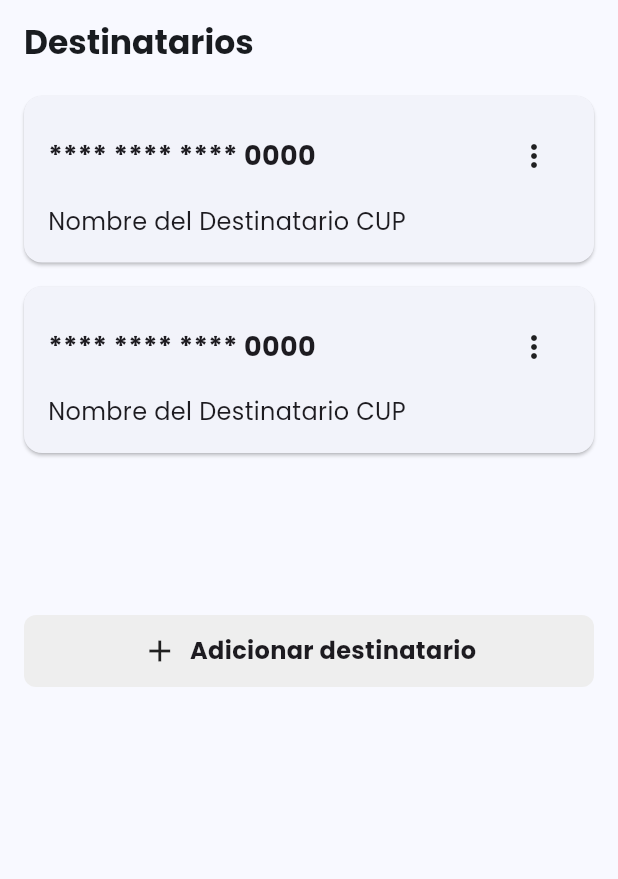
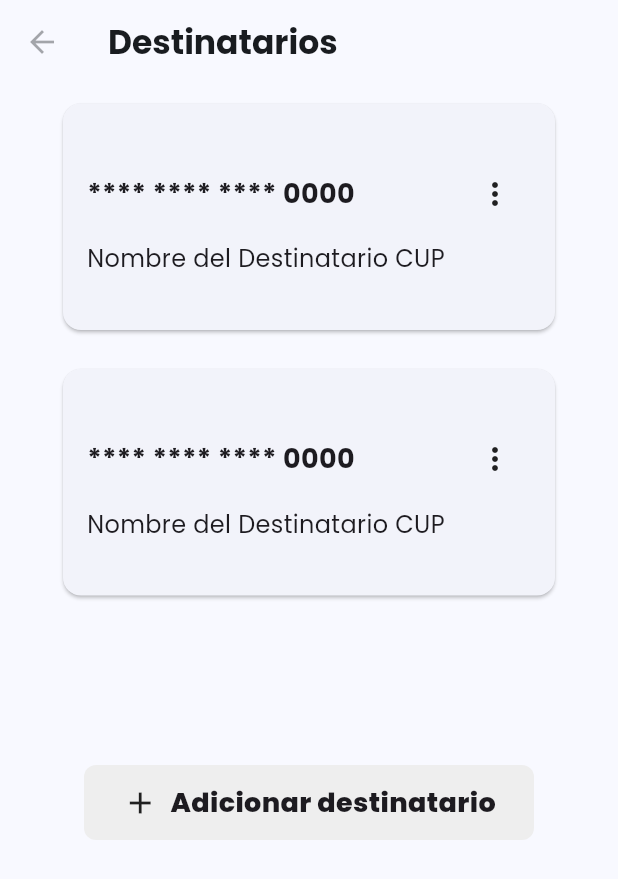
Before and after one commit to LesterCornielt/virtual_wallet, a Flutter app: the screen it shows after launch, on a phone screen of 412 x 824 dp. Shown: the top 879 px of the screen. Run offline on Flutter 3.47's test engine with Material 3 defaults, Android fonts, the phone set to English and light mode, and no system bars; our stand-ins replace dartz, equatable, google_fonts.

Commit message:
/fix: Widgets size more accurate

```diff
--- a/lib/features/recipients/presentation/pages/recipients_page.dart
+++ b/lib/features/recipients/presentation/pages/recipients_page.dart
@@ -13,6 +13,10 @@ class RecipientsPage extends StatelessWidget {
   Widget build(BuildContext context) {
     return Scaffold(
       appBar: AppBar(
+        leading: const IconButton(
+          icon: Icon(Icons.arrow_back),
+          onPressed: null,
+        ),
         title: const Text(
           'Destinatarios',
           style: TextStyle(fontWeight: FontWeight.bold),
@@ -27,7 +31,9 @@ class RecipientsPage extends StatelessWidget {
                 if (index == recipients.length) {
                   // This is the index for the button
                   return Padding(
-                    padding: const EdgeInsets.all(16.0).copyWith(top: 100.0),
+                    padding: const EdgeInsets.all(
+                      16.0,
+                    ).copyWith(top: 100.0, left: 56.0, right: 56.0),
                     child: GestureDetector(
                       onTap: () {
                         Navigator.push(
@@ -54,8 +60,8 @@ class RecipientsPage extends StatelessWidget {
                             Text(
                               'Adicionar destinatario',
                               style: TextStyle(
-                                fontSize: 16.0,
-                                fontWeight: FontWeight.bold,
+                                fontSize: 18.0,
+                                fontWeight: FontWeight.w800,
                               ),
                             ),
                           ],
@@ -65,7 +71,9 @@ class RecipientsPage extends StatelessWidget {
                   );
                 } else {
                   // Otherwise, build the recipient card
-                  return RecipientCard(
+                  return Padding(
+                    padding: const EdgeInsets.symmetric(horizontal: 26.0),
+                    child: RecipientCard(
                       onEdit: () {
                         // Navigate to EditRecipientPage when Edit is selected
                         Navigator.push(
@@ -97,7 +105,9 @@ class RecipientsPage extends StatelessWidget {
                                 TextButton(
                                   onPressed: () {
                                     // TODO: Implement actual delete logic using BLoC
-                                  Navigator.of(context).pop(); // Dismiss dialog
+                                    Navigator.of(
+                                      context,
+                                    ).pop(); // Dismiss dialog
                                   },
                                   child: const Text('Eliminar'),
                                 ),
@@ -106,6 +116,7 @@ class RecipientsPage extends StatelessWidget {
                           },
                         );
                       },
+                    ),
                   );
                 }
               },
--- a/lib/features/recipients/presentation/widgets/recipient_card.dart
+++ b/lib/features/recipients/presentation/widgets/recipient_card.dart
@@ -10,9 +10,9 @@ class RecipientCard extends StatelessWidget {
   @override
   Widget build(BuildContext context) {
     return Card(
-      margin: const EdgeInsets.symmetric(horizontal: 16, vertical: 8),
+      margin: const EdgeInsets.symmetric(horizontal: 16, vertical: 13),
       child: Padding(
-        padding: const EdgeInsets.all(16.0),
+        padding: const EdgeInsets.symmetric(horizontal: 16.0, vertical: 36.0),
         child: Column(
           crossAxisAlignment: CrossAxisAlignment.start,
           children: [
```
Lines whose indentation alone changed are shown as unchanged.
